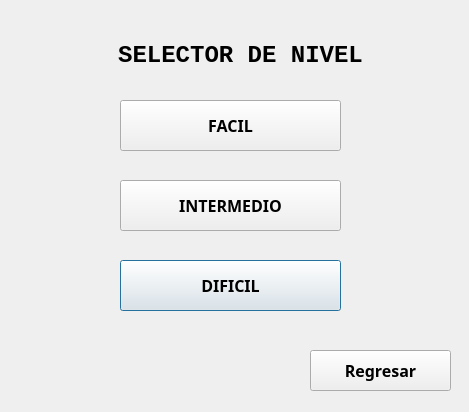
This is Minesweeper/frmmodehistoria.ui in WeaselSSH/Minesweeper as Qt 5 draws it before an edit. The edited form follows.
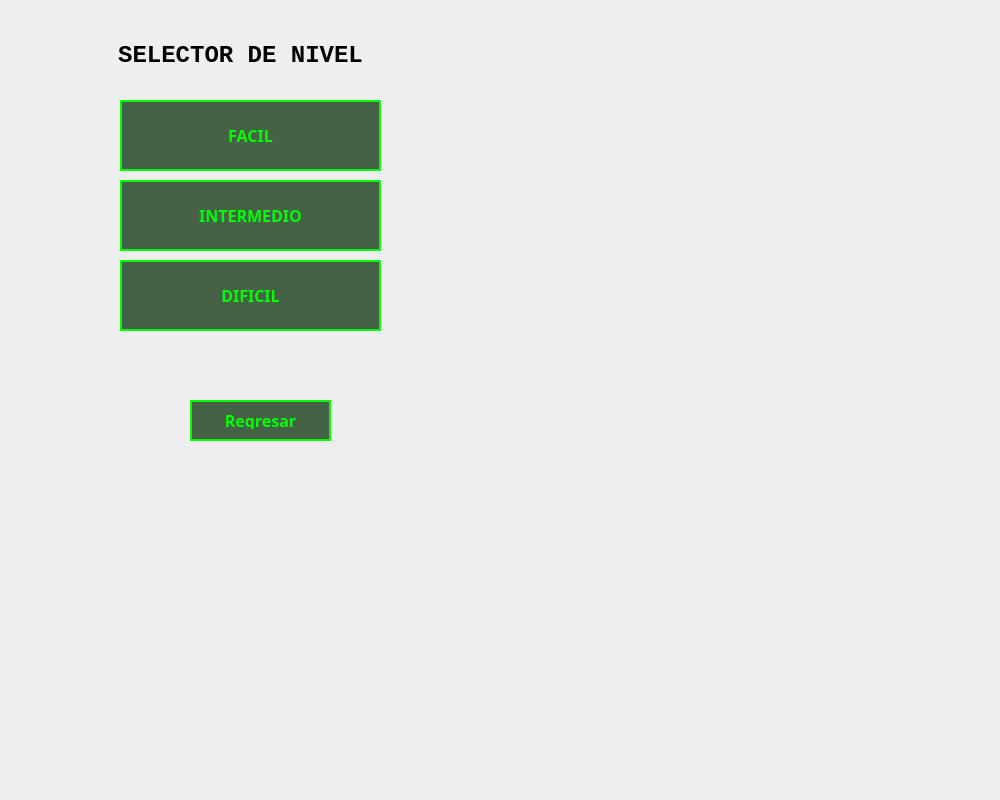
This is the edited form.

Patch:
```diff
--- a/Minesweeper/frmmodehistoria.ui
+++ b/Minesweeper/frmmodehistoria.ui
@@ -6,13 +6,39 @@
    <rect>
     <x>0</x>
     <y>0</y>
-    <width>469</width>
-    <height>412</height>
+    <width>1000</width>
+    <height>800</height>
    </rect>
   </property>
   <property name="windowTitle">
    <string>Dialog</string>
   </property>
+  <property name="styleSheet">
+   <string notr="true">QPushButton {
+    background-color: rgba(0, 40, 0, 180);
+    border: 2px solid #00FF00;             
+    color: #00FF00;                       
+    font-family: 'Press Start 2P';
+	font-style:Bold;         
+    padding: 10px;
+    text-transform: uppercase;
+}
+
+
+QPushButton:hover {
+    background-color: #004400;
+    border-color: #55FF55;                
+    color: #55FF55;
+  
+    box-shadow: 0 0 10px #00FF00; 
+}
+
+
+QPushButton:pressed {
+    background-color: #00FF00;
+    color: #050A05;                     
+}</string>
+  </property>
   <widget class="QLabel" name="label">
    <property name="geometry">
     <rect>
@@ -41,13 +67,13 @@
     <rect>
      <x>120</x>
      <y>260</y>
-     <width>221</width>
-     <height>51</height>
+     <width>261</width>
+     <height>71</height>
     </rect>
    </property>
    <property name="font">
     <font>
-     <family>8514oem</family>
+     <family>Press Start 2P</family>
      <pointsize>12</pointsize>
      <bold>true</bold>
     </font>
@@ -61,13 +87,13 @@
     <rect>
      <x>120</x>
      <y>180</y>
-     <width>221</width>
-     <height>51</height>
+     <width>261</width>
+     <height>71</height>
     </rect>
    </property>
    <property name="font">
     <font>
-     <family>8514oem</family>
+     <family>Press Start 2P</family>
      <pointsize>12</pointsize>
      <bold>true</bold>
     </font>
@@ -81,13 +107,13 @@
     <rect>
      <x>120</x>
      <y>100</y>
-     <width>221</width>
-     <height>51</height>
+     <width>261</width>
+     <height>71</height>
     </rect>
    </property>
    <property name="font">
     <font>
-     <family>8514oem</family>
+     <family>Press Start 2P</family>
      <pointsize>12</pointsize>
      <bold>true</bold>
     </font>
@@ -99,15 +125,15 @@
   <widget class="QPushButton" name="btnRegresar">
    <property name="geometry">
     <rect>
-     <x>310</x>
-     <y>350</y>
+     <x>190</x>
+     <y>400</y>
      <width>141</width>
      <height>41</height>
     </rect>
    </property>
    <property name="font">
     <font>
-     <family>8514oem</family>
+     <family>Press Start 2P</family>
      <pointsize>12</pointsize>
      <bold>true</bold>
     </font>
```
